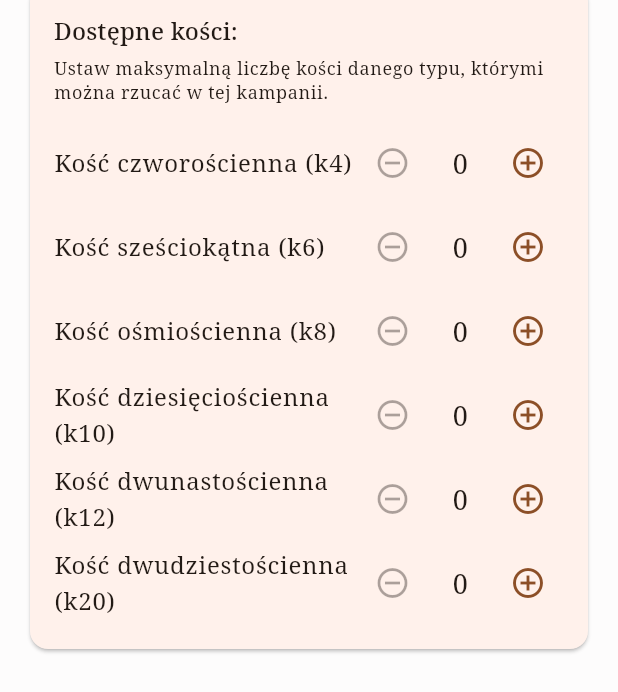
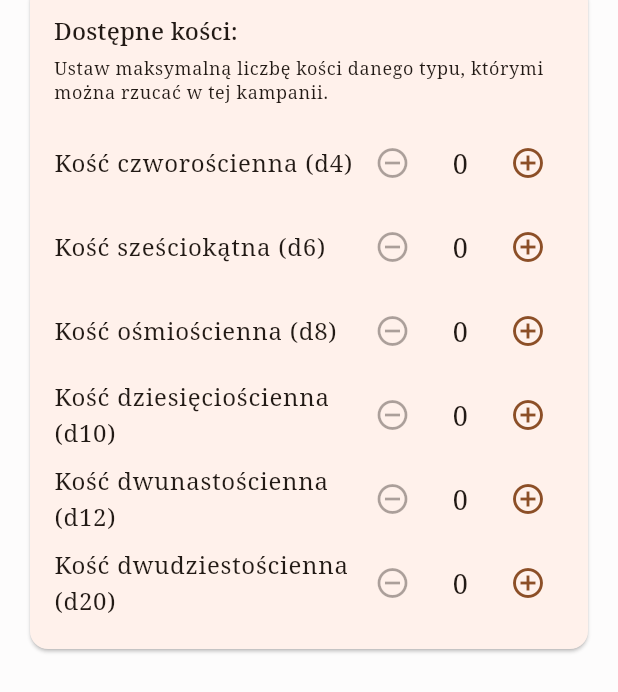
Before and after one commit to NikodemGrzela/RPGMaster, a Flutter app: the CampaignCreatorScreen screen opened directly, on a phone screen of 412 x 824 dp. Shown: the part 299-991 px from the top of the screen. Run offline on Flutter 3.47's test engine with Material 3 defaults, Android fonts, the phone set to English and light mode, and no system bars; our stand-ins replace cloud_firestore, firebase_auth, firebase_core, flutter_riverpod, google_sign_in; accounts and stored records are empty; generated files the repository leaves out were written again.

Commit message:
Małe poprawki

```diff
--- a/rpgmaster/lib/models/campaign_model.dart
+++ b/rpgmaster/lib/models/campaign_model.dart
@@ -29,7 +29,7 @@ class Campaign {
   factory Campaign.fromDoc(DocumentSnapshot doc) {
     final data = doc.data() as Map<String, dynamic>;
     return Campaign(
-      id: doc.id,                     // ← NAJWAŻNIEJSZE
+      id: doc.id,
       userId: data['userId'] ?? '',
       title: data['Title'] ?? '',
       tetra: _toInt(data['Tetra']),
--- a/rpgmaster/lib/models/character_model.dart
+++ b/rpgmaster/lib/models/character_model.dart
@@ -88,8 +88,8 @@ class CharacterSectionModel {
 }
 
 class CharacterModel {
-  final String id;           // Firestore doc id
-  final String campaignId;      // 🟢 tu jest powiązanie z kampanią
+  final String id;
+  final String campaignId;
   final String templateId;
   final String characterName;
   final List<CharacterSectionModel> sections;
--- a/rpgmaster/lib/screens/campaignCreator/campaign_creator_screen.dart
+++ b/rpgmaster/lib/screens/campaignCreator/campaign_creator_screen.dart
@@ -168,7 +168,7 @@ class _CampaignCreatorScreenState extends State<CampaignCreatorScreen> {
                       const SizedBox(height: 16),
 
                       DiceRow(
-                        label: 'Kość czworościenna (k4)',
+                        label: 'Kość czworościenna (d4)',
                         initialValue: _tetra,
                         onChanged: (value) =>
                             setState(() => _tetra = value),
@@ -176,7 +176,7 @@ class _CampaignCreatorScreenState extends State<CampaignCreatorScreen> {
                       const SizedBox(height: 8),
 
                       DiceRow(
-                        label: 'Kość sześciokątna (k6)',
+                        label: 'Kość sześciokątna (d6)',
                         initialValue: _hexa,
                         onChanged: (value) =>
                             setState(() => _hexa = value),
@@ -184,7 +184,7 @@ class _CampaignCreatorScreenState extends State<CampaignCreatorScreen> {
                       const SizedBox(height: 8),
 
                       DiceRow(
-                        label: 'Kość ośmiościenna (k8)',
+                        label: 'Kość ośmiościenna (d8)',
                         initialValue: _octa,
                         onChanged: (value) =>
                             setState(() => _octa = value),
@@ -192,7 +192,7 @@ class _CampaignCreatorScreenState extends State<CampaignCreatorScreen> {
                       const SizedBox(height: 8),
 
                       DiceRow(
-                        label: 'Kość dziesięciościenna (k10)',
+                        label: 'Kość dziesięciościenna (d10)',
                         initialValue: _deca,
                         onChanged: (value) =>
                             setState(() => _deca = value),
@@ -200,7 +200,7 @@ class _CampaignCreatorScreenState extends State<CampaignCreatorScreen> {
                       const SizedBox(height: 8),
 
                       DiceRow(
-                        label: 'Kość dwunastościenna (k12)',
+                        label: 'Kość dwunastościenna (d12)',
                         initialValue: _dodeca,
                         onChanged: (value) =>
                             setState(() => _dodeca = value),
@@ -208,7 +208,7 @@ class _CampaignCreatorScreenState extends State<CampaignCreatorScreen> {
                       const SizedBox(height: 8),
 
                       DiceRow(
-                        label: 'Kość dwudziestościenna (k20)',
+                        label: 'Kość dwudziestościenna (d20)',
                         initialValue: _icosa,
                         onChanged: (value) =>
                             setState(() => _icosa = value),
--- a/rpgmaster/lib/screens/templateSelection/template_screen.dart
+++ b/rpgmaster/lib/screens/templateSelection/template_screen.dart
@@ -112,8 +112,8 @@ class TemplateSelectionScreen extends ConsumerWidget {
                             MaterialPageRoute(
                               builder: (_) => TemplateCreatorScreen(
                                 templateName: name,
-                                templateId: doc.id,              // <── ID dokumentu
-                                initialSectionsData: sectionsData, // <── konfiguracja sekcji
+                                templateId: doc.id,
+                                initialSectionsData: sectionsData,
                               ),
                             ),
                           );
--- a/rpgmaster/lib/ui/widgets/widget_card.dart
+++ b/rpgmaster/lib/ui/widgets/widget_card.dart
@@ -8,7 +8,7 @@ import 'attribute_stars_field.dart';
 class WidgetCard extends StatefulWidget {
   final String title;
   final List<Widget> initialWidgets;
-  final Widget Function()? onAddWidget; // opcjonalna "fabryka" nowego widgetu
+  final Widget Function()? onAddWidget;
   final bool initiallyExpanded;
 
   final void Function(Map<int, dynamic> values)? onSave;
@@ -171,7 +171,6 @@ class _WidgetCardState extends State<WidgetCard> {
                   children: List.generate(_widgets.length, (index) {
                     final child = _widgets[index];
 
-                    // Dodaj callbacki jeśli nie były ustawione
                     if (child is SimpleTextField &&
                         child.onChanged == null) {
                       return child.copyWith(
```
Also changed, not shown: rpgmaster/lib/screens/characterCreator/character_creator_screen.dart (+2 -5 lines), rpgmaster/lib/screens/characterSheet/character_sheet.dart (+5 -6 lines).
